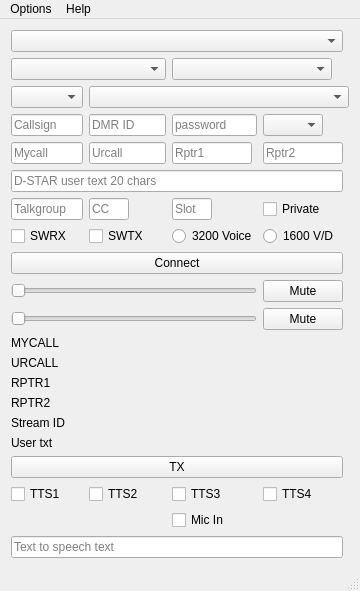
ea5gvk/nostar-dudestar, file dudestar.ui: the form before one commit.
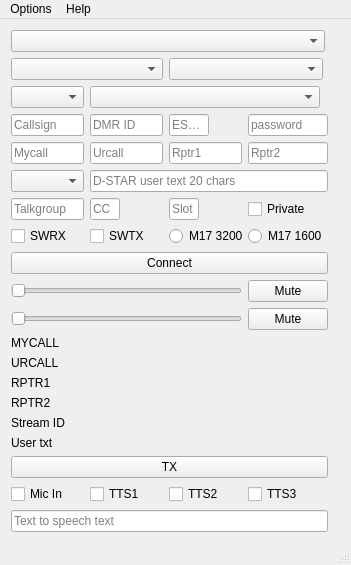
The form after the commit. Icons and pictures are not drawn.

Commit message: Add support for DMR ESSID and some UI cleanups

Diff of the .ui file:
```diff
--- a/dudestar.ui
+++ b/dudestar.ui
@@ -6,8 +6,8 @@
    <rect>
     <x>0</x>
     <y>0</y>
-    <width>360</width>
-    <height>577</height>
+    <width>332</width>
+    <height>547</height>
    </rect>
   </property>
   <property name="windowTitle">
@@ -18,84 +18,7 @@
     <normaloff>:/images/dstar.png</normaloff>:/images/dstar.png</iconset>
   </property>
   <widget class="QWidget" name="centralWidget">
-   <layout class="QGridLayout" name="gridLayout_2">
-    <item row="4" column="0">
-     <layout class="QGridLayout" name="gridLayout">
-      <item row="0" column="0">
-       <widget class="QComboBox" name="modeCombo">
-        <property name="sizePolicy">
-         <sizepolicy hsizetype="Preferred" vsizetype="Fixed">
-          <horstretch>0</horstretch>
-          <verstretch>0</verstretch>
-         </sizepolicy>
-        </property>
-        <property name="maximumSize">
-         <size>
-          <width>80</width>
-          <height>16777215</height>
-         </size>
-        </property>
-        <property name="toolTip">
-         <string>Choose desired digital mode</string>
-        </property>
-       </widget>
-      </item>
-     </layout>
-    </item>
-    <item row="8" column="0" colspan="4">
-     <widget class="QLineEdit" name="usertxtEdit">
-      <property name="sizePolicy">
-       <sizepolicy hsizetype="Preferred" vsizetype="Fixed">
-        <horstretch>0</horstretch>
-        <verstretch>0</verstretch>
-       </sizepolicy>
-      </property>
-      <property name="placeholderText">
-       <string>D-STAR user text 20 chars</string>
-      </property>
-     </widget>
-    </item>
-    <item row="9" column="1">
-     <widget class="QLineEdit" name="dmrccEdit">
-      <property name="sizePolicy">
-       <sizepolicy hsizetype="Preferred" vsizetype="Fixed">
-        <horstretch>0</horstretch>
-        <verstretch>0</verstretch>
-       </sizepolicy>
-      </property>
-      <property name="maximumSize">
-       <size>
-        <width>40</width>
-        <height>16777215</height>
-       </size>
-      </property>
-      <property name="toolTip">
-       <string>Enter color code (optional, default = 1)</string>
-      </property>
-      <property name="placeholderText">
-       <string>CC</string>
-      </property>
-     </widget>
-    </item>
-    <item row="17" column="0">
-     <widget class="QLabel" name="label_4">
-      <property name="sizePolicy">
-       <sizepolicy hsizetype="Preferred" vsizetype="Fixed">
-        <horstretch>0</horstretch>
-        <verstretch>0</verstretch>
-       </sizepolicy>
-      </property>
-      <property name="maximumSize">
-       <size>
-        <width>80</width>
-        <height>16777215</height>
-       </size>
-      </property>
-      <property name="text">
-       <string>RPTR2</string>
-      </property>
-     </widget>
-    </item>
+   <layout class="QGridLayout" name="gridLayout" columnstretch="0,0,0,0,0,0,0,0">
     <item row="6" column="0">
      <widget class="QLineEdit" name="callsignEdit">
       <property name="sizePolicy">
@@ -106,7 +29,7 @@
       </property>
       <property name="maximumSize">
        <size>
-        <width>80</width>
+        <width>16777215</width>
         <height>16777215</height>
        </size>
       </property>
@@ -118,49 +41,8 @@
       </property>
      </widget>
     </item>
-    <item row="9" column="0">
-     <widget class="QLineEdit" name="dmrtgEdit">
-      <property name="sizePolicy">
-       <sizepolicy hsizetype="Preferred" vsizetype="Fixed">
-        <horstretch>0</horstretch>
-        <verstretch>0</verstretch>
-       </sizepolicy>
-      </property>
-      <property name="maximumSize">
-       <size>
-        <width>80</width>
-        <height>16777215</height>
-       </size>
-      </property>
-      <property name="toolTip">
-       <string>Enter Talkgroup</string>
-      </property>
-      <property name="placeholderText">
-       <string>Talkgroup</string>
-      </property>
-     </widget>
-    </item>
-    <item row="6" column="3">
-     <widget class="QComboBox" name="comboMod">
-      <property name="sizePolicy">
-       <sizepolicy hsizetype="Preferred" vsizetype="Fixed">
-        <horstretch>0</horstretch>
-        <verstretch>0</verstretch>
-       </sizepolicy>
-      </property>
-      <property name="maximumSize">
-       <size>
-        <width>60</width>
-        <height>16777215</height>
-       </size>
-      </property>
-      <property name="toolTip">
-       <string>Select D-Star module</string>
-      </property>
-     </widget>
-    </item>
-    <item row="17" column="1" colspan="3">
-     <widget class="QLabel" name="rptr2">
+    <item row="20" column="1" colspan="5">
+     <widget class="QLabel" name="streamid">
       <property name="sizePolicy">
        <sizepolicy hsizetype="Preferred" vsizetype="Fixed">
         <horstretch>0</horstretch>
@@ -172,8 +54,40 @@
       </property>
      </widget>
     </item>
-    <item row="14" column="0">
-     <widget class="QLabel" name="label_1">
+    <item row="11" column="3">
+     <widget class="QCheckBox" name="checkBoxDMRPC">
+      <property name="sizePolicy">
+       <sizepolicy hsizetype="Preferred" vsizetype="Fixed">
+        <horstretch>0</horstretch>
+        <verstretch>0</verstretch>
+       </sizepolicy>
+      </property>
+      <property name="toolTip">
+       <string>Select for DMR private call, i.e. when using parrot</string>
+      </property>
+      <property name="text">
+       <string>Private</string>
+      </property>
+     </widget>
+    </item>
+    <item row="15" column="3">
+     <widget class="QPushButton" name="inmuteButton">
+      <property name="sizePolicy">
+       <sizepolicy hsizetype="Preferred" vsizetype="Fixed">
+        <horstretch>0</horstretch>
+        <verstretch>0</verstretch>
+       </sizepolicy>
+      </property>
+      <property name="toolTip">
+       <string>Mute input</string>
+      </property>
+      <property name="text">
+       <string>Mute</string>
+      </property>
+     </widget>
+    </item>
+    <item row="11" column="2">
+     <widget class="QLineEdit" name="dmrslotEdit">
       <property name="sizePolicy">
        <sizepolicy hsizetype="Preferred" vsizetype="Fixed">
         <horstretch>0</horstretch>
@@ -182,12 +96,15 @@
       </property>
       <property name="maximumSize">
        <size>
-        <width>80</width>
+        <width>30</width>
         <height>16777215</height>
        </size>
       </property>
-      <property name="text">
-       <string>MYCALL</string>
+      <property name="toolTip">
+       <string>DMR Slot (optional default = 2)</string>
+      </property>
+      <property name="placeholderText">
+       <string>Slot</string>
       </property>
      </widget>
     </item>
@@ -201,7 +118,7 @@
       </property>
       <property name="maximumSize">
        <size>
-        <width>160</width>
+        <width>154</width>
         <height>16777215</height>
        </size>
       </property>
@@ -210,175 +127,25 @@
       </property>
      </widget>
     </item>
-    <item row="7" column="1">
-     <widget class="QLineEdit" name="urcallEdit">
-      <property name="sizePolicy">
-       <sizepolicy hsizetype="Preferred" vsizetype="Fixed">
-        <horstretch>0</horstretch>
-        <verstretch>0</verstretch>
-       </sizepolicy>
-      </property>
-      <property name="maximumSize">
-       <size>
-        <width>80</width>
-        <height>16777215</height>
-       </size>
-      </property>
-      <property name="placeholderText">
-       <string>Urcall</string>
-      </property>
-     </widget>
-    </item>
-    <item row="10" column="0">
-     <widget class="QCheckBox" name="checkBoxSWRX">
-      <property name="sizePolicy">
-       <sizepolicy hsizetype="Preferred" vsizetype="Fixed">
-        <horstretch>0</horstretch>
-        <verstretch>0</verstretch>
-       </sizepolicy>
-      </property>
-      <property name="toolTip">
-       <string>Use software decoding</string>
-      </property>
-      <property name="text">
-       <string>SWRX</string>
-      </property>
-     </widget>
-    </item>
-    <item row="23" column="1">
-     <widget class="QCheckBox" name="checkBoxRms">
-      <property name="text">
-       <string>TTS2</string>
-      </property>
-     </widget>
-    </item>
-    <item row="4" column="1" colspan="4">
-     <widget class="QComboBox" name="hostCombo">
-      <property name="sizePolicy">
-       <sizepolicy hsizetype="Preferred" vsizetype="Fixed">
-        <horstretch>0</horstretch>
-        <verstretch>0</verstretch>
-       </sizepolicy>
-      </property>
-      <property name="toolTip">
-       <string>Select Refector / Repeater / Server</string>
-      </property>
-     </widget>
-    </item>
-    <item row="23" column="0">
-     <widget class="QCheckBox" name="checkBoxKal">
-      <property name="text">
-       <string>TTS1</string>
-      </property>
-     </widget>
-    </item>
-    <item row="12" column="3">
-     <widget class="QPushButton" name="muteButton">
-      <property name="toolTip">
-       <string>Mute output</string>
-      </property>
-      <property name="text">
-       <string>Mute</string>
-      </property>
-     </widget>
-    </item>
-    <item row="6" column="2">
-     <widget class="QLineEdit" name="dmrpwEdit">
-      <property name="toolTip">
-       <string>Enter DMR password (optional)</string>
-      </property>
-      <property name="echoMode">
-       <enum>QLineEdit::Password</enum>
-      </property>
-      <property name="placeholderText">
-       <string>password</string>
-      </property>
-     </widget>
-    </item>
-    <item row="19" column="1" colspan="3">
-     <widget class="QLabel" name="usertxt">
-      <property name="sizePolicy">
-       <sizepolicy hsizetype="Preferred" vsizetype="Fixed">
-        <horstretch>0</horstretch>
-        <verstretch>0</verstretch>
-       </sizepolicy>
-      </property>
-      <property name="text">
-       <string/>
-      </property>
-     </widget>
-    </item>
-    <item row="7" column="0">
-     <widget class="QLineEdit" name="mycallEdit">
-      <property name="sizePolicy">
-       <sizepolicy hsizetype="Preferred" vsizetype="Fixed">
-        <horstretch>0</horstretch>
-        <verstretch>0</verstretch>
-       </sizepolicy>
-      </property>
-      <property name="maximumSize">
-       <size>
-        <width>80</width>
-        <height>16777215</height>
-       </size>
-      </property>
-      <property name="placeholderText">
-       <string>Mycall</string>
-      </property>
-     </widget>
-    </item>
-    <item row="15" column="0">
-     <widget class="QLabel" name="label_2">
-      <property name="sizePolicy">
-       <sizepolicy hsizetype="Preferred" vsizetype="Fixed">
-        <horstretch>0</horstretch>
-        <verstretch>0</verstretch>
-       </sizepolicy>
-      </property>
-      <property name="maximumSize">
-       <size>
-        <width>80</width>
-        <height>16777215</height>
-       </size>
-      </property>
-      <property name="text">
-       <string>URCALL</string>
-      </property>
-     </widget>
-    </item>
     <item row="0" column="0" colspan="4">
      <widget class="QComboBox" name="AmbeCombo">
+      <property name="sizePolicy">
+       <sizepolicy hsizetype="Preferred" vsizetype="Fixed">
+        <horstretch>0</horstretch>
+        <verstretch>0</verstretch>
+       </sizepolicy>
+      </property>
+      <property name="maximumSize">
+       <size>
+        <width>314</width>
+        <height>16777215</height>
+       </size>
+      </property>
       <property name="toolTip">
        <string>Select vocoder device</string>
       </property>
      </widget>
     </item>
-    <item row="14" column="1" colspan="3">
-     <widget class="QLabel" name="mycall">
-      <property name="sizePolicy">
-       <sizepolicy hsizetype="Preferred" vsizetype="Fixed">
-        <horstretch>0</horstretch>
-        <verstretch>0</verstretch>
-       </sizepolicy>
-      </property>
-      <property name="text">
-       <string/>
-      </property>
-     </widget>
-    </item>
-    <item row="26" column="0" colspan="4">
-     <widget class="QLineEdit" name="TTSEdit">
-      <property name="sizePolicy">
-       <sizepolicy hsizetype="Preferred" vsizetype="Fixed">
-        <horstretch>0</horstretch>
-        <verstretch>0</verstretch>
-       </sizepolicy>
-      </property>
-      <property name="placeholderText">
-       <string>Text to speech text</string>
-      </property>
-     </widget>
-    </item>
     <item row="7" column="3">
      <widget class="QLineEdit" name="rptr2Edit">
       <property name="sizePolicy">
@@ -389,7 +156,7 @@
       </property>
       <property name="maximumSize">
        <size>
-        <width>80</width>
+        <width>16777215</width>
         <height>16777215</height>
        </size>
       </property>
@@ -398,34 +165,116 @@
       </property>
      </widget>
     </item>
-    <item row="23" column="3">
+    <item row="7" column="0">
+     <widget class="QLineEdit" name="mycallEdit">
+      <property name="sizePolicy">
+       <sizepolicy hsizetype="Preferred" vsizetype="Fixed">
+        <horstretch>0</horstretch>
+        <verstretch>0</verstretch>
+       </sizepolicy>
+      </property>
+      <property name="maximumSize">
+       <size>
+        <width>16777215</width>
+        <height>16777215</height>
+       </size>
+      </property>
+      <property name="toolTip">
+       <string>Dstar MYCALL</string>
+      </property>
+      <property name="placeholderText">
+       <string>Mycall</string>
+      </property>
+     </widget>
+    </item>
+    <item row="11" column="1">
+     <widget class="QLineEdit" name="dmrccEdit">
+      <property name="sizePolicy">
+       <sizepolicy hsizetype="Preferred" vsizetype="Fixed">
+        <horstretch>0</horstretch>
+        <verstretch>0</verstretch>
+       </sizepolicy>
+      </property>
+      <property name="maximumSize">
+       <size>
+        <width>30</width>
+        <height>16777215</height>
+       </size>
+      </property>
+      <property name="toolTip">
+       <string>DMR color code (optional, default = 1)</string>
+      </property>
+      <property name="placeholderText">
+       <string>CC</string>
+      </property>
+     </widget>
+    </item>
+    <item row="6" column="3">
+     <widget class="QLineEdit" name="dmrpwEdit">
+      <property name="sizePolicy">
+       <sizepolicy hsizetype="Preferred" vsizetype="Fixed">
+        <horstretch>0</horstretch>
+        <verstretch>0</verstretch>
+       </sizepolicy>
+      </property>
+      <property name="toolTip">
+       <string>Hotspot security password</string>
+      </property>
+      <property name="echoMode">
+       <enum>QLineEdit::Password</enum>
+      </property>
+      <property name="placeholderText">
+       <string>password</string>
+      </property>
+     </widget>
+    </item>
+    <item row="25" column="3">
      <widget class="QCheckBox" name="checkBoxSlt">
+      <property name="sizePolicy">
+       <sizepolicy hsizetype="Preferred" vsizetype="Fixed">
+        <horstretch>0</horstretch>
+        <verstretch>0</verstretch>
+       </sizepolicy>
+      </property>
       <property name="text">
-       <string>TTS4</string>
+       <string>TTS3</string>
       </property>
      </widget>
     </item>
-    <item row="22" column="0" colspan="4">
-     <widget class="QPushButton" name="txButton">
+    <item row="14" column="0" colspan="3">
+     <widget class="QSlider" name="volumeSlider">
       <property name="sizePolicy">
-       <sizepolicy hsizetype="Expanding" vsizetype="Fixed">
+       <sizepolicy hsizetype="Preferred" vsizetype="Fixed">
         <horstretch>0</horstretch>
         <verstretch>0</verstretch>
        </sizepolicy>
       </property>
-      <property name="maximumSize">
-       <size>
-        <width>600</width>
-        <height>16777215</height>
-       </size>
+      <property name="toolTip">
+       <string>Output volume</string>
       </property>
-      <property name="text">
-       <string>TX</string>
+      <property name="orientation">
+       <enum>Qt::Horizontal</enum>
       </property>
      </widget>
     </item>
-    <item row="18" column="1" colspan="3">
-     <widget class="QLabel" name="streamid">
+    <item row="15" column="0" colspan="3">
+     <widget class="QSlider" name="involSlider">
+      <property name="sizePolicy">
+       <sizepolicy hsizetype="Preferred" vsizetype="Fixed">
+        <horstretch>0</horstretch>
+        <verstretch>0</verstretch>
+       </sizepolicy>
+      </property>
+      <property name="toolTip">
+       <string>Input volume</string>
+      </property>
+      <property name="orientation">
+       <enum>Qt::Horizontal</enum>
+      </property>
+     </widget>
+    </item>
+    <item row="16" column="1" colspan="5">
+     <widget class="QLabel" name="mycall">
       <property name="sizePolicy">
        <sizepolicy hsizetype="Preferred" vsizetype="Fixed">
         <horstretch>0</horstretch>
@@ -437,19 +286,133 @@
       </property>
      </widget>
     </item>
-    <item row="11" column="0" colspan="4">
-     <widget class="QPushButton" name="connectButton">
+    <item row="17" column="0">
+     <widget class="QLabel" name="label_2">
       <property name="sizePolicy">
        <sizepolicy hsizetype="Preferred" vsizetype="Fixed">
         <horstretch>0</horstretch>
         <verstretch>0</verstretch>
        </sizepolicy>
       </property>
+      <property name="maximumSize">
+       <size>
+        <width>16777215</width>
+        <height>16777215</height>
+       </size>
+      </property>
+      <property name="text">
+       <string>URCALL</string>
+      </property>
+     </widget>
+    </item>
+    <item row="7" column="1">
+     <widget class="QLineEdit" name="urcallEdit">
+      <property name="sizePolicy">
+       <sizepolicy hsizetype="Preferred" vsizetype="Fixed">
+        <horstretch>0</horstretch>
+        <verstretch>0</verstretch>
+       </sizepolicy>
+      </property>
+      <property name="maximumSize">
+       <size>
+        <width>16777215</width>
+        <height>16777215</height>
+       </size>
+      </property>
       <property name="toolTip">
        <string>Connect to reflector / repeater / server</string>
       </property>
+      <property name="placeholderText">
+       <string>Urcall</string>
+      </property>
+     </widget>
+    </item>
+    <item row="25" column="2">
+     <widget class="QCheckBox" name="checkBoxAwb">
+      <property name="sizePolicy">
+       <sizepolicy hsizetype="Preferred" vsizetype="Fixed">
+        <horstretch>0</horstretch>
+        <verstretch>0</verstretch>
+       </sizepolicy>
+      </property>
       <property name="text">
-       <string>Connect</string>
+       <string>TTS2</string>
+      </property>
+     </widget>
+    </item>
+    <item row="20" column="0">
+     <widget class="QLabel" name="label_5">
+      <property name="sizePolicy">
+       <sizepolicy hsizetype="Preferred" vsizetype="Fixed">
+        <horstretch>0</horstretch>
+        <verstretch>0</verstretch>
+       </sizepolicy>
+      </property>
+      <property name="maximumSize">
+       <size>
+        <width>16777215</width>
+        <height>16777215</height>
+       </size>
+      </property>
+      <property name="text">
+       <string>Stream ID</string>
+      </property>
+     </widget>
+    </item>
+    <item row="12" column="2">
+     <widget class="QRadioButton" name="m17VoiceFull">
+      <property name="enabled">
+       <bool>true</bool>
+      </property>
+      <property name="sizePolicy">
+       <sizepolicy hsizetype="Preferred" vsizetype="Fixed">
+        <horstretch>0</horstretch>
+        <verstretch>0</verstretch>
+       </sizepolicy>
+      </property>
+      <property name="minimumSize">
+       <size>
+        <width>73</width>
+        <height>0</height>
+       </size>
+      </property>
+      <property name="toolTip">
+       <string>M17 3200 Voice</string>
+      </property>
+      <property name="text">
+       <string>M17 3200</string>
+      </property>
+     </widget>
+    </item>
+    <item row="30" column="0" colspan="4">
+     <widget class="QLineEdit" name="TTSEdit">
+      <property name="sizePolicy">
+       <sizepolicy hsizetype="Preferred" vsizetype="Fixed">
+        <horstretch>0</horstretch>
+        <verstretch>0</verstretch>
+       </sizepolicy>
+      </property>
+      <property name="placeholderText">
+       <string>Text to speech text</string>
+      </property>
+     </widget>
+    </item>
+    <item row="21" column="0">
+     <widget class="QLabel" name="label_6">
+      <property name="sizePolicy">
+       <sizepolicy hsizetype="Preferred" vsizetype="Fixed">
+        <horstretch>0</horstretch>
+        <verstretch>0</verstretch>
+       </sizepolicy>
+      </property>
+      <property name="maximumSize">
+       <size>
+        <width>16777215</width>
+        <height>16777215</height>
+       </size>
+      </property>
+      <property name="text">
+       <string>User txt</string>
       </property>
      </widget>
     </item>
@@ -463,7 +426,7 @@
       </property>
       <property name="maximumSize">
        <size>
-        <width>80</width>
+        <width>16777215</width>
         <height>16777215</height>
        </size>
       </property>
@@ -472,7 +435,39 @@
       </property>
      </widget>
     </item>
-    <item row="16" column="0">
+    <item row="21" column="1" colspan="5">
+     <widget class="QLabel" name="usertxt">
+      <property name="sizePolicy">
+       <sizepolicy hsizetype="Preferred" vsizetype="Fixed">
+        <horstretch>0</horstretch>
+        <verstretch>0</verstretch>
+       </sizepolicy>
+      </property>
+      <property name="text">
+       <string/>
+      </property>
+     </widget>
+    </item>
+    <item row="4" column="1" colspan="3">
+     <widget class="QComboBox" name="hostCombo">
+      <property name="sizePolicy">
+       <sizepolicy hsizetype="Preferred" vsizetype="Fixed">
+        <horstretch>0</horstretch>
+        <verstretch>0</verstretch>
+       </sizepolicy>
+      </property>
+      <property name="maximumSize">
+       <size>
+        <width>230</width>
+        <height>16777215</height>
+       </size>
+      </property>
+      <property name="toolTip">
+       <string>Select Refector / Repeater / Server</string>
+      </property>
+     </widget>
+    </item>
+    <item row="18" column="0">
      <widget class="QLabel" name="label_3">
       <property name="sizePolicy">
        <sizepolicy hsizetype="Preferred" vsizetype="Fixed">
@@ -482,7 +477,7 @@
       </property>
       <property name="maximumSize">
        <size>
-        <width>80</width>
+        <width>16777215</width>
         <height>16777215</height>
        </size>
       </property>
@@ -491,8 +486,8 @@
       </property>
      </widget>
     </item>
-    <item row="18" column="0">
-     <widget class="QLabel" name="label_5">
+    <item row="6" column="2">
+     <widget class="QLineEdit" name="essidEdit">
       <property name="sizePolicy">
        <sizepolicy hsizetype="Preferred" vsizetype="Fixed">
         <horstretch>0</horstretch>
@@ -501,36 +496,41 @@
       </property>
       <property name="maximumSize">
        <size>
-        <width>80</width>
+        <width>40</width>
         <height>16777215</height>
        </size>
       </property>
-      <property name="text">
-       <string>Stream ID</string>
-      </property>
-     </widget>
-    </item>
-    <item row="9" column="3">
-     <widget class="QCheckBox" name="checkBoxDMRPC">
       <property name="toolTip">
        <string>Select for DMR private call, i.e. when using parrot</string>
       </property>
-      <property name="text">
-       <string>Private</string>
+      <property name="placeholderText">
+       <string>ESSID</string>
       </property>
      </widget>
     </item>
-    <item row="13" column="3">
-     <widget class="QPushButton" name="inmuteButton">
+    <item row="11" column="0">
+     <widget class="QLineEdit" name="dmrtgEdit">
+      <property name="sizePolicy">
+       <sizepolicy hsizetype="Preferred" vsizetype="Fixed">
+        <horstretch>0</horstretch>
+        <verstretch>0</verstretch>
+       </sizepolicy>
+      </property>
+      <property name="maximumSize">
+       <size>
+        <width>16777215</width>
+        <height>16777215</height>
+       </size>
+      </property>
       <property name="toolTip">
        <string>Mute input</string>
       </property>
-      <property name="text">
-       <string>Mute</string>
+      <property name="placeholderText">
+       <string>Talkgroup</string>
       </property>
      </widget>
     </item>
-    <item row="16" column="1" colspan="3">
+    <item row="18" column="1" colspan="4">
      <widget class="QLabel" name="rptr1">
       <property name="sizePolicy">
        <sizepolicy hsizetype="Preferred" vsizetype="Fixed">
@@ -543,8 +543,49 @@
       </property>
      </widget>
     </item>
+    <item row="12" column="1">
+     <widget class="QCheckBox" name="checkBoxSWTX">
+      <property name="sizePolicy">
+       <sizepolicy hsizetype="Preferred" vsizetype="Fixed">
+        <horstretch>0</horstretch>
+        <verstretch>0</verstretch>
+       </sizepolicy>
+      </property>
+      <property name="minimumSize">
+       <size>
+        <width>73</width>
+        <height>0</height>
+       </size>
+      </property>
+      <property name="toolTip">
+       <string>Use software encoding</string>
+      </property>
+      <property name="text">
+       <string>SWTX</string>
+      </property>
+     </widget>
+    </item>
+    <item row="24" column="0" colspan="4">
+     <widget class="QPushButton" name="txButton">
+      <property name="sizePolicy">
+       <sizepolicy hsizetype="Preferred" vsizetype="Fixed">
+        <horstretch>0</horstretch>
+        <verstretch>0</verstretch>
+       </sizepolicy>
+      </property>
+      <property name="maximumSize">
+       <size>
+        <width>16777215</width>
+        <height>16777215</height>
+       </size>
+      </property>
+      <property name="text">
+       <string>TX</string>
+      </property>
+     </widget>
+    </item>
     <item row="19" column="0">
-     <widget class="QLabel" name="label_6">
+     <widget class="QLabel" name="label_4">
       <property name="sizePolicy">
        <sizepolicy hsizetype="Preferred" vsizetype="Fixed">
         <horstretch>0</horstretch>
@@ -553,67 +594,166 @@
       </property>
       <property name="maximumSize">
        <size>
-        <width>80</width>
+        <width>16777215</width>
         <height>16777215</height>
        </size>
       </property>
       <property name="text">
-       <string>User txt</string>
+       <string>RPTR2</string>
       </property>
      </widget>
     </item>
-    <item row="9" column="2">
-     <widget class="QLineEdit" name="dmrslotEdit">
+    <item row="19" column="1" colspan="5">
+     <widget class="QLabel" name="rptr2">
+      <property name="sizePolicy">
+       <sizepolicy hsizetype="Preferred" vsizetype="Fixed">
+        <horstretch>0</horstretch>
+        <verstretch>0</verstretch>
+       </sizepolicy>
+      </property>
+      <property name="text">
+       <string/>
+      </property>
+     </widget>
+    </item>
+    <item row="13" column="0" colspan="4">
+     <widget class="QPushButton" name="connectButton">
+      <property name="sizePolicy">
+       <sizepolicy hsizetype="Preferred" vsizetype="Fixed">
+        <horstretch>0</horstretch>
+        <verstretch>0</verstretch>
+       </sizepolicy>
+      </property>
+      <property name="toolTip">
+       <string>Connect to reflector / repeater / server</string>
+      </property>
+      <property name="text">
+       <string>Connect</string>
+      </property>
+     </widget>
+    </item>
+    <item row="16" column="0">
+     <widget class="QLabel" name="label_1">
+      <property name="sizePolicy">
+       <sizepolicy hsizetype="Preferred" vsizetype="Fixed">
+        <horstretch>0</horstretch>
+        <verstretch>0</verstretch>
+       </sizepolicy>
+      </property>
       <property name="maximumSize">
        <size>
-        <width>40</width>
+        <width>16777215</width>
         <height>16777215</height>
        </size>
       </property>
+      <property name="text">
+       <string>MYCALL</string>
+      </property>
+     </widget>
+    </item>
+    <item row="14" column="3">
+     <widget class="QPushButton" name="muteButton">
+      <property name="sizePolicy">
+       <sizepolicy hsizetype="Preferred" vsizetype="Fixed">
+        <horstretch>0</horstretch>
+        <verstretch>0</verstretch>
+       </sizepolicy>
+      </property>
       <property name="toolTip">
        <string>Enter DMR slot (optional, default = 2)</string>
       </property>
-      <property name="placeholderText">
-       <string>Slot</string>
+      <property name="text">
+       <string>Mute</string>
       </property>
      </widget>
     </item>
-    <item row="12" column="0" colspan="3">
-     <widget class="QSlider" name="volumeSlider">
+    <item row="4" column="0">
+     <widget class="QComboBox" name="modeCombo"/>
+    </item>
+    <item row="12" column="3">
+     <widget class="QRadioButton" name="m17VoiceData">
+      <property name="enabled">
+       <bool>true</bool>
+      </property>
+      <property name="sizePolicy">
+       <sizepolicy hsizetype="Preferred" vsizetype="Fixed">
+        <horstretch>0</horstretch>
+        <verstretch>0</verstretch>
+       </sizepolicy>
+      </property>
+      <property name="minimumSize">
+       <size>
+        <width>73</width>
+        <height>0</height>
+       </size>
+      </property>
       <property name="toolTip">
        <string>Output volume</string>
       </property>
-      <property name="orientation">
-       <enum>Qt::Horizontal</enum>
+      <property name="text">
+       <string>M17 1600</string>
       </property>
      </widget>
     </item>
-    <item row="13" column="0" colspan="3">
-     <widget class="QSlider" name="involSlider">
-      <property name="toolTip">
-       <string>Input volume</string>
+    <item row="3" column="2" colspan="2">
+     <widget class="QComboBox" name="AudioInCombo">
+      <property name="sizePolicy">
+       <sizepolicy hsizetype="Preferred" vsizetype="Fixed">
+        <horstretch>0</horstretch>
+        <verstretch>0</verstretch>
+       </sizepolicy>
       </property>
-      <property name="orientation">
-       <enum>Qt::Horizontal</enum>
+      <property name="maximumSize">
+       <size>
+        <width>154</width>
+        <height>16777215</height>
+       </size>
       </property>
      </widget>
     </item>
-    <item row="23" column="2">
-     <widget class="QCheckBox" name="checkBoxAwb">
+    <item row="12" column="0">
+     <widget class="QCheckBox" name="checkBoxSWRX">
+      <property name="sizePolicy">
+       <sizepolicy hsizetype="Preferred" vsizetype="Fixed">
+        <horstretch>0</horstretch>
+        <verstretch>0</verstretch>
+       </sizepolicy>
+      </property>
+      <property name="minimumSize">
+       <size>
+        <width>73</width>
+        <height>0</height>
+       </size>
+      </property>
+      <property name="toolTip">
+       <string>Use software decoding</string>
+      </property>
       <property name="text">
-       <string>TTS3</string>
+       <string>SWRX</string>
       </property>
      </widget>
     </item>
-    <item row="24" column="2">
-     <widget class="QCheckBox" name="checkBoxTTSOff">
+    <item row="17" column="1" colspan="5">
+     <widget class="QLabel" name="urcall">
+      <property name="sizePolicy">
+       <sizepolicy hsizetype="Preferred" vsizetype="Fixed">
+        <horstretch>0</horstretch>
+        <verstretch>0</verstretch>
+       </sizepolicy>
+      </property>
       <property name="text">
-       <string>Mic In</string>
+       <string/>
       </property>
      </widget>
     </item>
     <item row="6" column="1">
      <widget class="QLineEdit" name="dmridEdit">
+      <property name="sizePolicy">
+       <sizepolicy hsizetype="Preferred" vsizetype="Fixed">
+        <horstretch>0</horstretch>
+        <verstretch>0</verstretch>
+       </sizepolicy>
+      </property>
       <property name="toolTip">
        <string>Enter DMR ID</string>
       </property>
@@ -625,21 +765,8 @@
       </property>
      </widget>
     </item>
-    <item row="15" column="1" colspan="3">
-     <widget class="QLabel" name="urcall">
-      <property name="sizePolicy">
-       <sizepolicy hsizetype="Preferred" vsizetype="Fixed">
-        <horstretch>0</horstretch>
-        <verstretch>0</verstretch>
-       </sizepolicy>
-      </property>
-      <property name="text">
-       <string/>
-      </property>
-     </widget>
-    </item>
-    <item row="3" column="2" colspan="2">
-     <widget class="QComboBox" name="AudioInCombo">
+    <item row="8" column="0">
+     <widget class="QComboBox" name="comboMod">
       <property name="sizePolicy">
        <sizepolicy hsizetype="Preferred" vsizetype="Fixed">
         <horstretch>0</horstretch>
@@ -648,7 +775,7 @@
       </property>
       <property name="maximumSize">
        <size>
-        <width>160</width>
+        <width>16777215</width>
         <height>16777215</height>
        </size>
       </property>
@@ -657,8 +784,8 @@
       </property>
      </widget>
     </item>
-    <item row="10" column="1">
-     <widget class="QCheckBox" name="checkBoxSWTX">
+    <item row="8" column="1" colspan="3">
+     <widget class="QLineEdit" name="usertxtEdit">
       <property name="sizePolicy">
        <sizepolicy hsizetype="Preferred" vsizetype="Fixed">
         <horstretch>0</horstretch>
@@ -668,28 +795,28 @@
       <property name="toolTip">
        <string>Use software encoding</string>
       </property>
-      <property name="text">
-       <string>SWTX</string>
+      <property name="placeholderText">
+       <string>D-STAR user text 20 chars</string>
       </property>
      </widget>
     </item>
-    <item row="10" column="2">
-     <widget class="QRadioButton" name="m17VoiceFull">
-      <property name="enabled">
-       <bool>true</bool>
+    <item row="25" column="1">
+     <widget class="QCheckBox" name="checkBoxKal">
+      <property name="sizePolicy">
+       <sizepolicy hsizetype="Preferred" vsizetype="Fixed">
+        <horstretch>0</horstretch>
+        <verstretch>0</verstretch>
+       </sizepolicy>
       </property>
       <property name="text">
-       <string>3200 Voice</string>
+       <string>TTS1</string>
       </property>
      </widget>
     </item>
-    <item row="10" column="3">
-     <widget class="QRadioButton" name="m17VoiceData">
-      <property name="enabled">
-       <bool>true</bool>
-      </property>
+    <item row="25" column="0">
+     <widget class="QCheckBox" name="checkBoxTTSOff">
       <property name="text">
-       <string>1600 V/D</string>
+       <string>Mic In</string>
       </property>
      </widget>
     </item>
@@ -700,7 +827,7 @@
     <rect>
      <x>0</x>
      <y>0</y>
-     <width>360</width>
+     <width>332</width>
      <height>18</height>
     </rect>
    </property>
```
Left out of the diff: 23 changed lines with no effect on the pictures. The commit also changes 19 other files.
